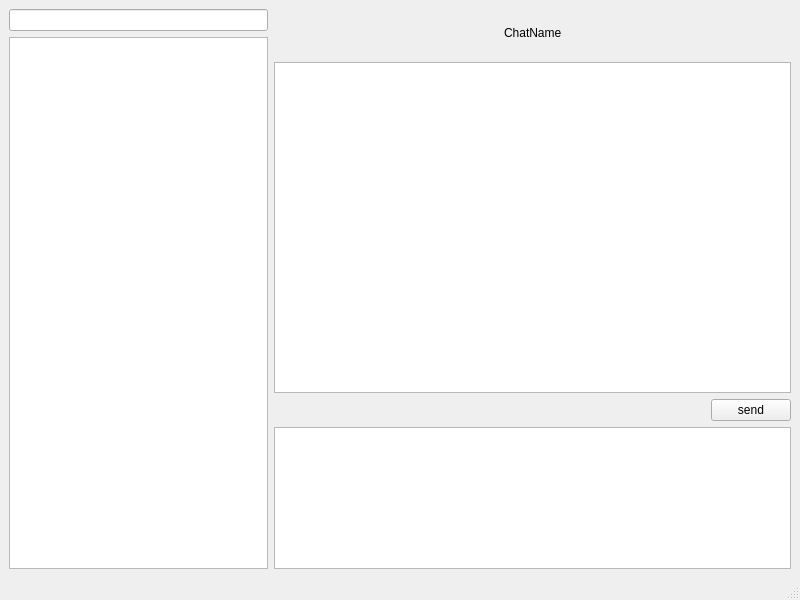
Before: the Qt Designer form src/client/ui_src/main_window.ui in SkyUOI/OurChat, drawn with Qt 5.
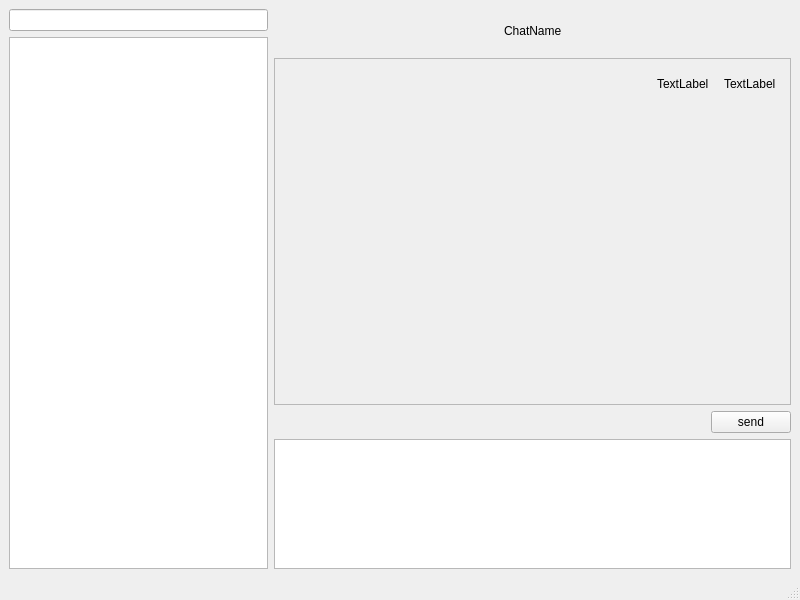
After: the same form once the commit is applied.

The edit to the form file:
```diff
--- a/src/client/ui_src/main_window.ui
+++ b/src/client/ui_src/main_window.ui
@@ -14,7 +14,7 @@
    <string>MainWindow</string>
   </property>
   <widget class="QWidget" name="centralwidget">
-   <layout class="QHBoxLayout" name="horizontalLayout_3" stretch="1,2">
+   <layout class="QHBoxLayout" name="horizontalLayout_5" stretch="1,2">
     <item>
      <layout class="QVBoxLayout" name="verticalLayout">
       <item>
@@ -26,7 +26,7 @@
      </layout>
     </item>
     <item>
-     <layout class="QVBoxLayout" name="verticalLayout_2" stretch="1,7,1,3">
+     <layout class="QVBoxLayout" name="verticalLayout_3" stretch="1,8,1,3">
       <item>
        <layout class="QHBoxLayout" name="horizontalLayout_2">
         <item>
@@ -65,7 +65,60 @@
        </layout>
       </item>
       <item>
-       <widget class="QTextBrowser" name="messageBrower"/>
+       <widget class="QScrollArea" name="scrollArea">
+        <property name="widgetResizable">
+         <bool>false</bool>
+        </property>
+        <widget class="QWidget" name="scrollAreaWidgetContents">
+         <property name="geometry">
+          <rect>
+           <x>0</x>
+           <y>0</y>
+           <width>510</width>
+           <height>50</height>
+          </rect>
+         </property>
+         <layout class="QVBoxLayout" name="verticalLayout_2">
+          <item>
+           <layout class="QHBoxLayout" name="horizontalLayout_3">
+            <item>
+             <spacer name="horizontalSpacer_4">
+              <property name="orientation">
+               <enum>Qt::Horizontal</enum>
+              </property>
+              <property name="sizeHint" stdset="0">
+               <size>
+                <width>40</width>
+                <height>20</height>
+               </size>
+              </property>
+             </spacer>
+            </item>
+            <item>
+             <widget class="QWidget" name="widget" native="true">
+              <layout class="QGridLayout" name="gridLayout">
+               <item row="0" column="0">
+                <widget class="QLabel" name="label">
+                 <property name="text">
+                  <string>TextLabel</string>
+                 </property>
+                </widget>
+               </item>
+              </layout>
+             </widget>
+            </item>
+            <item>
+             <widget class="QLabel" name="label_2">
+              <property name="text">
+               <string>TextLabel</string>
+              </property>
+             </widget>
+            </item>
+           </layout>
+          </item>
+         </layout>
+        </widget>
+       </widget>
       </item>
       <item>
        <layout class="QHBoxLayout" name="horizontalLayout">
```
